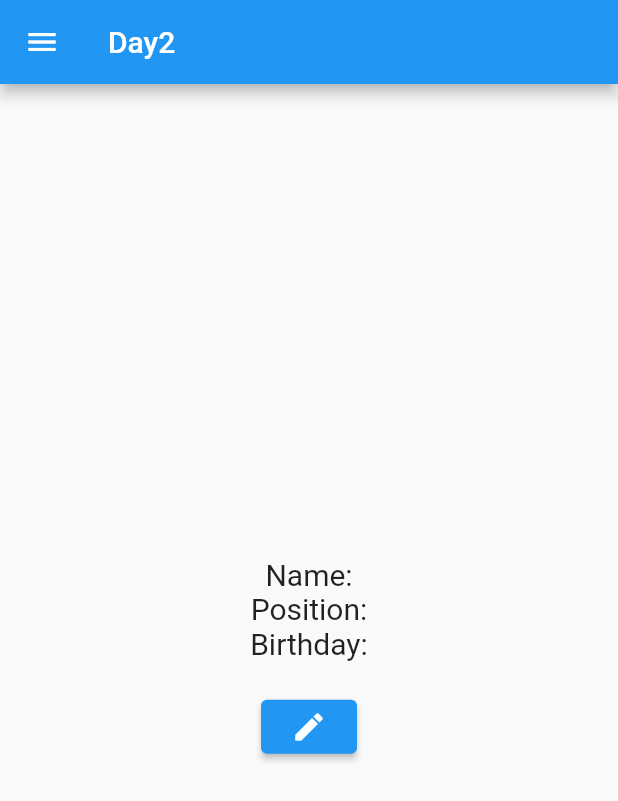
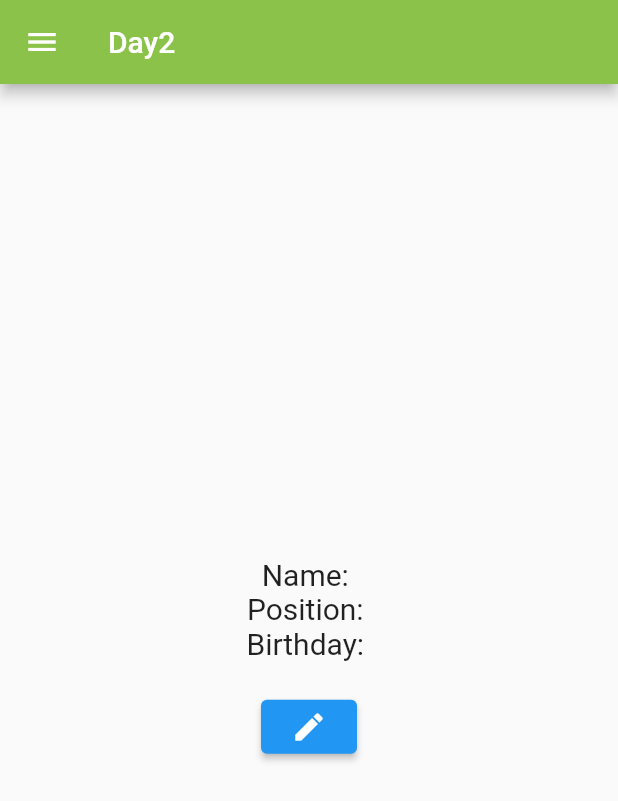
Before and after one commit to mimmiam/gsb_day02, a Flutter app: the screen it shows after launch, on a phone screen of 412 x 824 dp. Shown: the top 801 px of the screen. Run offline on Flutter 3.47's test engine with Material 2 defaults, Android fonts, the phone set to English and light mode, and no system bars; our stand-ins replace shared_preferences.

Commit message:
fetch data

```diff
--- /dev/null
+++ b/lib/models/info.dart
@@ -0,0 +1,5 @@
+class Info{
+  String name = '';
+  String birthdate = '';
+  String position = '';
+}
--- a/lib/pages/Info.dart
+++ b/lib/pages/Info.dart
@@ -1,4 +1,6 @@
 import 'package:flutter/material.dart';
+import 'package:gsb_day2/models/info.dart';
+import 'package:gsb_day2/utills/localDate.dart';
 
 class InfoScreen extends StatefulWidget {
   const InfoScreen({Key? key}) : super(key: key);
@@ -13,24 +15,43 @@ class _InfoScreenState extends State<InfoScreen> {
   Widget build(BuildContext context) {
     TextStyle textStyle = TextStyle(fontSize: 20);
     return Scaffold(
-      body: Container(
+      body: FutureBuilder(
+        future: _getInfo() ,
+        builder: (BuildContext context, AsyncSnapshot<Info> snapshot) {
+          if(!snapshot.hasData){
+            return Center(child: CircularProgressIndicator());
+          }
+          Info ? info = snapshot.data;
+          return Container(
             width: double.infinity,
             child: Column(
               mainAxisAlignment: MainAxisAlignment.center,
               children: [
-            Text('Name:', style: textStyle,),
-            Text('Position:', style: textStyle,),
-            Text('Birthday:', style: textStyle,),
+                Text('Name: ${info!.name}', style: textStyle,),
+                Text('Position: ${info.position}', style: textStyle,),
+                Text('Birthday: ${info.birthdate}', style: textStyle,),
                 SizedBox(height: 20,),
                 ElevatedButton(
                     onPressed: () {
-                  Navigator.pushNamed(context, '/editinfo');
+                      Navigator.pushNamed(context, '/editinfo',
+                          arguments: info).then((value) => setState(() {}));
                     },
                     child: Icon(Icons.edit)
                 )
               ],
             ),
+          );
+        }
       ),
     );
   }
+
+  Future<Info> _getInfo()async{
+    LocalData localData = LocalData();
+    Info info = Info();
+    info.name = await localData.getString('name')??'';
+    info.position = await localData.getString('position')??'';
+    info.birthdate = await localData.getString('birthdate')??'';
+    return info;
   }
+}
--- a/lib/pages/home.dart
+++ b/lib/pages/home.dart
@@ -1,5 +1,6 @@
 import 'package:flutter/material.dart';
 import 'package:gsb_day2/pages/Info.dart';
+import 'package:gsb_day2/pages/fetch.dart';
 
 class HomeScreen extends StatefulWidget {
   const HomeScreen({Key? key}) : super(key: key);
@@ -12,15 +13,14 @@ class _HomeScreenState extends State<HomeScreen> {
   int selectedIndex = 0;
   List<Widget> pages = [
     InfoScreen(),
-    Center(
-      child: Text('Fetch data'),
-    )
+    FetchScreen(),
   ];
 
   @override
   Widget build(BuildContext context) {
     return Scaffold(
       appBar: AppBar(
+        backgroundColor: Colors.lightGreen,
         title: Text('Day2'),
       ),
       drawer: Drawer(
--- a/pubspec.yaml
+++ b/pubspec.yaml
@@ -45,7 +45,9 @@ dev_dependencies:
   # package. See that file for information about deactivating specific lint
   # rules and activating additional ones.
   flutter_lints: ^2.0.0
-
+  intl: ^0.17.0
+  shared_preferences: ^2.0.15
+  http: ^0.13.4
 # For information on the generic Dart part of this file, see the
 # following page: https://dart.dev/tools/pub/pubspec
 
```
Also changed, not shown: lib/models/feeds.dart (added, +33 -0 lines), lib/pages/editInfo.dart (+56 -7 lines), lib/pages/fetch.dart (added, +40 -0 lines), lib/services/FeedAPI.dart (added, +20 -0 lines), lib/utills/localDate.dart (added, +14 -0 lines), pubspec.lock, 3 other files. Lines whose indentation alone changed are shown as unchanged.
